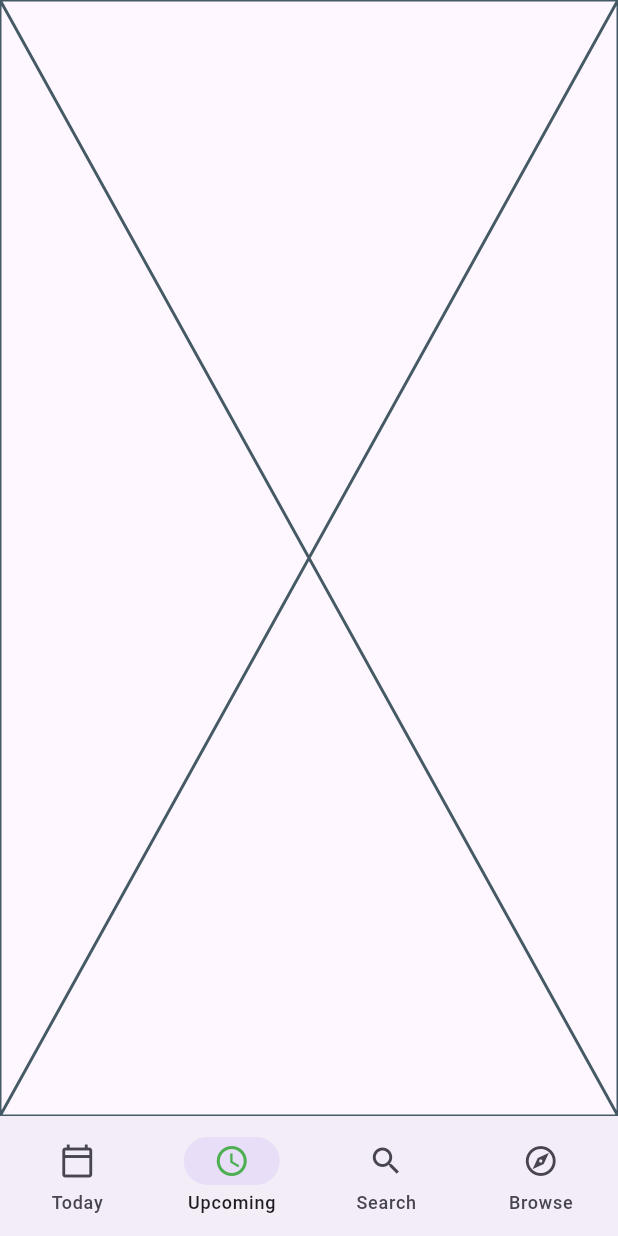
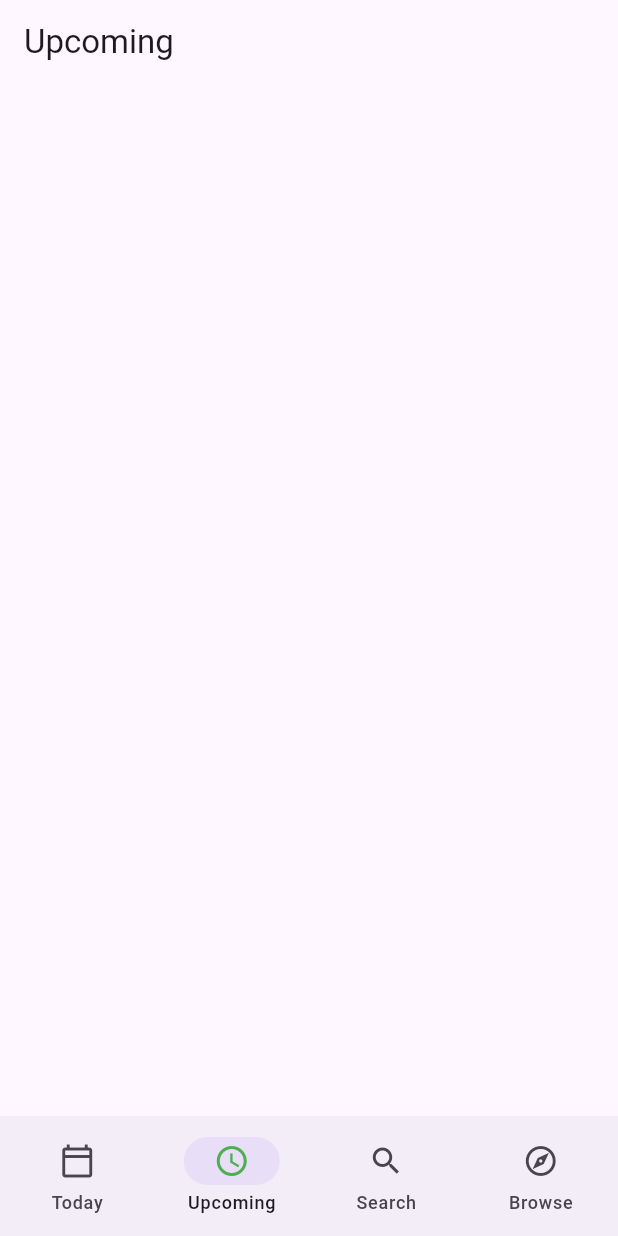
Before and after one commit to vngbao21/NavBar-Mobile, a Flutter app: the screen it shows after launch, item 2 of the bottom bar chosen, on a phone screen of 412 x 824 dp. Run offline on Flutter 3.47's test engine with Material 3 defaults, Android fonts, the phone set to English and light mode, and no system bars; our stand-ins replace app_links, flutter_riverpod, go_router.

Commit message:
Update pages

```diff
--- a/lib/layout/main_layout.dart
+++ b/lib/layout/main_layout.dart
@@ -26,7 +26,7 @@ class MainLayout extends ConsumerWidget {
               context.go('/upcoming');
               break;
             case 2:
-              context.go('/searched');
+              context.go('/search');
               break;
             case 3:
               context.go('/browse');
@@ -38,7 +38,7 @@ class MainLayout extends ConsumerWidget {
         destinations: const [
           NavigationDestination(
             icon: Icon(Icons.calendar_today_outlined),
-            selectedIcon: Icon(Icons.calendar_today, color: Colors.blue),
+            selectedIcon: Icon(Icons.edit_calendar, color: Colors.blue),
             label: "Today",
           ),
           NavigationDestination(
--- /dev/null
+++ b/lib/layout/upcoming_layout.dart
@@ -0,0 +1,18 @@
+import 'package:flutter/material.dart';
+
+class UpcomingLayout extends StatefulWidget {
+  const UpcomingLayout({super.key});
+
+  @override
+  State<UpcomingLayout> createState() => _UpcomingLayoutState();
+}
+
+class _UpcomingLayoutState extends State<UpcomingLayout> {
+  @override
+  Widget build(BuildContext context) {
+    return Scaffold(
+      appBar: AppBar(title: Text('Upcoming')),
+      body: Column(children: []),
+    );
+  }
+}
--- a/lib/routing/router.dart
+++ b/lib/routing/router.dart
@@ -1,6 +1,9 @@
 import 'package:flutter/cupertino.dart';
+import 'package:flutter_application_hello/layout/browse_layout.dart';
 import 'package:flutter_application_hello/layout/main_layout.dart';
+import 'package:flutter_application_hello/layout/search_layout.dart';
 import 'package:flutter_application_hello/layout/todo_layout.dart';
+import 'package:flutter_application_hello/layout/upcoming_layout.dart';
 import 'package:flutter_riverpod/flutter_riverpod.dart';
 import 'package:go_router/go_router.dart';
 
@@ -12,9 +15,7 @@ final routerProvider = Provider<GoRouter>((ref) {
     initialLocation: '/today',
     navigatorKey: _rootNavigation,
     debugLogDiagnostics: true,
-    redirect: (context, state) {
-      return '/today';
-    },
+
     routes: [
       ShellRoute(
         navigatorKey: _shellNavigation,
@@ -22,7 +23,26 @@ final routerProvider = Provider<GoRouter>((ref) {
           return MainLayout(child: child);
         },
         routes: <RouteBase>[
-          GoRoute(path: '/today', builder: (context, state) => TodoLayout()),
+          GoRoute(
+            path: '/today',
+            parentNavigatorKey: _shellNavigation,
+            builder: (context, state) => TodoLayout(),
+          ),
+          GoRoute(
+            path: '/upcoming',
+            parentNavigatorKey: _shellNavigation,
+            builder: (context, state) => UpcomingLayout(),
+          ),
+          GoRoute(
+            path: '/search',
+            parentNavigatorKey: _shellNavigation,
+            builder: (context, state) => SearchLayout(),
+          ),
+          GoRoute(
+            path: '/browse',
+            parentNavigatorKey: _shellNavigation,
+            builder: (context, state) => BrowseLayout(),
+          ),
         ],
       ),
     ],
```
Also changed, not shown: lib/layout/browse_layout.dart (added, +15 -0 lines), lib/layout/search_layout.dart (added, +15 -0 lines).
